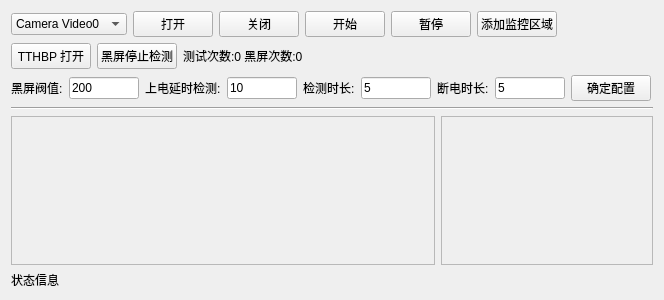
This is Tools/1.3_TestTool/blackcheckform.ui in ZhengPengqiao/QtStudy as Qt 5 draws it before an edit. The edited form follows.
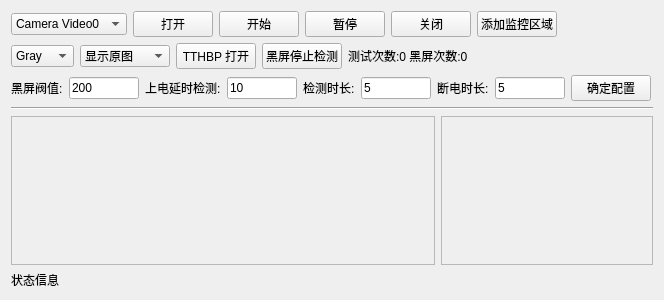
This is the edited form.

Commit message: TestTool 显示选择的原图/效果图,  并可以按照r/g/b/gray进行检测

```diff
--- a/Tools/1.3_TestTool/blackcheckform.ui
+++ b/Tools/1.3_TestTool/blackcheckform.ui
@@ -49,13 +49,6 @@
          </property>
         </widget>
        </item>
-       <item>
-        <widget class="QPushButton" name="button_CLose">
-         <property name="text">
-          <string>关闭</string>
-         </property>
-        </widget>
-       </item>
        <item>
         <widget class="QPushButton" name="button_Start">
          <property name="text">
@@ -70,6 +63,13 @@
          </property>
         </widget>
        </item>
+       <item>
+        <widget class="QPushButton" name="button_CLose">
+         <property name="text">
+          <string>关闭</string>
+         </property>
+        </widget>
+       </item>
        <item>
         <widget class="QPushButton" name="pushButton_addRect">
          <property name="text">
@@ -94,6 +94,49 @@
      </item>
      <item>
       <layout class="QHBoxLayout" name="horizontalLayout_3">
+       <item>
+        <widget class="QComboBox" name="comboBox_CheckColor">
+         <item>
+          <property name="text">
+           <string>Gray</string>
+          </property>
+         </item>
+         <item>
+          <property name="text">
+           <string>Blue</string>
+          </property>
+         </item>
+         <item>
+          <property name="text">
+           <string>Green</string>
+          </property>
+         </item>
+         <item>
+          <property name="text">
+           <string>Red</string>
+          </property>
+         </item>
+        </widget>
+       </item>
+       <item>
+        <widget class="QComboBox" name="comboBox_showCtrl">
+         <item>
+          <property name="text">
+           <string>显示原图</string>
+          </property>
+         </item>
+         <item>
+          <property name="text">
+           <string>显示效果图</string>
+          </property>
+         </item>
+         <item>
+          <property name="text">
+           <string/>
+          </property>
+         </item>
+        </widget>
+       </item>
        <item>
         <widget class="QPushButton" name="pushButton_tthbp">
          <property name="text">
```
Left out of the diff: 46 changed lines with no effect on the pictures. The commit also changes 2 other files.
